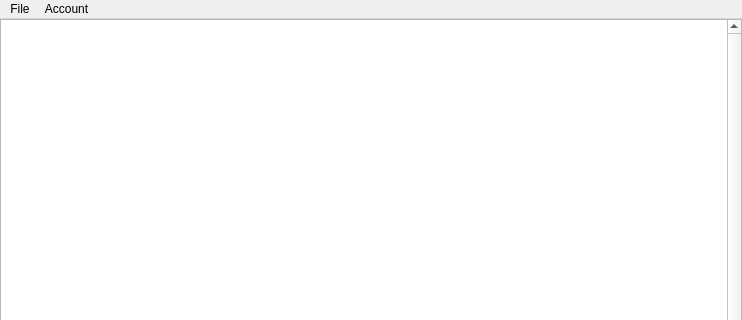
Qt form Main.ui (dirttraxx/TrailCounterDB) before a commit; both pictures show x 0 to 742 and y 0 to 320 of the 742 by 536 pixel window.
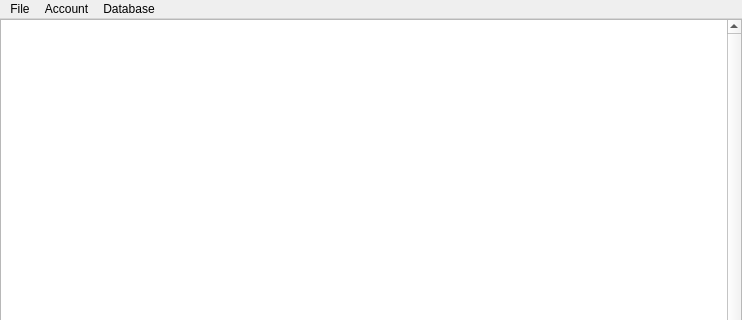
The same form after that commit.

Commit message: Added Connection window

Patch:
```diff
--- a/Main.ui
+++ b/Main.ui
@@ -97,8 +97,15 @@
     </property>
     <addaction name="actionLogin"/>
    </widget>
+   <widget class="QMenu" name="menuServer">
+    <property name="title">
+     <string>Database</string>
+    </property>
+    <addaction name="actionConnect"/>
+   </widget>
    <addaction name="menuFile"/>
    <addaction name="menuAccount"/>
+   <addaction name="menuServer"/>
   </widget>
   <widget class="QStatusBar" name="statusbar"/>
   <action name="actionLogin">
```
Left out of the diff: 5 changed lines with no effect on the pictures. The commit also changes 3 other files.
